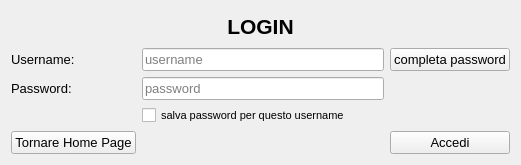
Old version of the form ui/HomeELoginProgramma/login.ui in the repository mdoraz/Hotel.
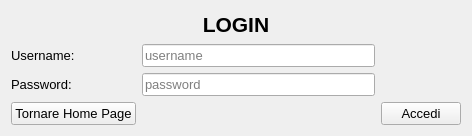
New version of the form.

Commit message: modifiche schermata .ui per il login

```diff
--- a/ui/HomeELoginProgramma/login.ui
+++ b/ui/HomeELoginProgramma/login.ui
@@ -6,8 +6,8 @@
    <rect>
     <x>0</x>
     <y>0</y>
-    <width>521</width>
-    <height>165</height>
+    <width>472</width>
+    <height>136</height>
    </rect>
   </property>
   <property name="font">
@@ -20,6 +20,19 @@
    <string>Struttura Alberghiera: Login</string>
   </property>
   <layout class="QGridLayout" name="gridLayout">
+   <item row="4" column="2">
+    <widget class="QPushButton" name="btnAccedi">
+     <property name="font">
+      <font>
+       <family>Arial</family>
+       <pointsize>10</pointsize>
+      </font>
+     </property>
+     <property name="text">
+      <string>Accedi</string>
+     </property>
+    </widget>
+   </item>
    <item row="1" column="1">
     <widget class="QLineEdit" name="lineeditUsername">
      <property name="placeholderText">
@@ -75,20 +88,7 @@
      </property>
     </widget>
    </item>
-   <item row="5" column="2">
-    <widget class="QPushButton" name="btnAccedi">
-     <property name="font">
-      <font>
-       <family>Arial</family>
-       <pointsize>10</pointsize>
-      </font>
-     </property>
-     <property name="text">
-      <string>Accedi</string>
-     </property>
-    </widget>
-   </item>
-   <item row="5" column="0">
+   <item row="4" column="0">
     <widget class="QPushButton" name="btnIndietro">
      <property name="text">
       <string>Tornare Home Page</string>
@@ -116,32 +116,6 @@
      </property>
     </widget>
    </item>
-   <item row="1" column="2">
-    <widget class="QPushButton" name="btnCompletaPassword">
-     <property name="sizePolicy">
-      <sizepolicy hsizetype="Minimum" vsizetype="Fixed">
-       <horstretch>0</horstretch>
-       <verstretch>0</verstretch>
-      </sizepolicy>
-     </property>
-     <property name="text">
-      <string>completa password</string>
-     </property>
-    </widget>
-   </item>
-   <item row="4" column="1">
-    <widget class="QCheckBox" name="checkboxSalvaPassword">
-     <property name="font">
-      <font>
-       <family>Arial</family>
-       <pointsize>8</pointsize>
-      </font>
-     </property>
-     <property name="text">
-      <string>salva password per questo username</string>
-     </property>
-    </widget>
-   </item>
   </layout>
  </widget>
  <resources/>
```
Left out of the diff: 26 changed lines with no effect on the pictures.
